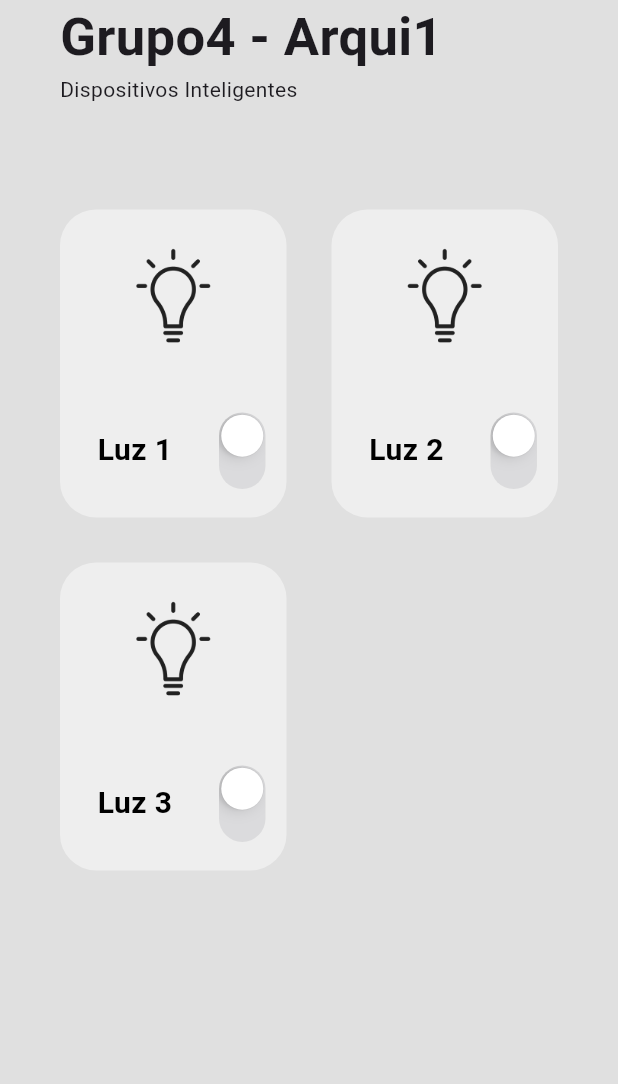
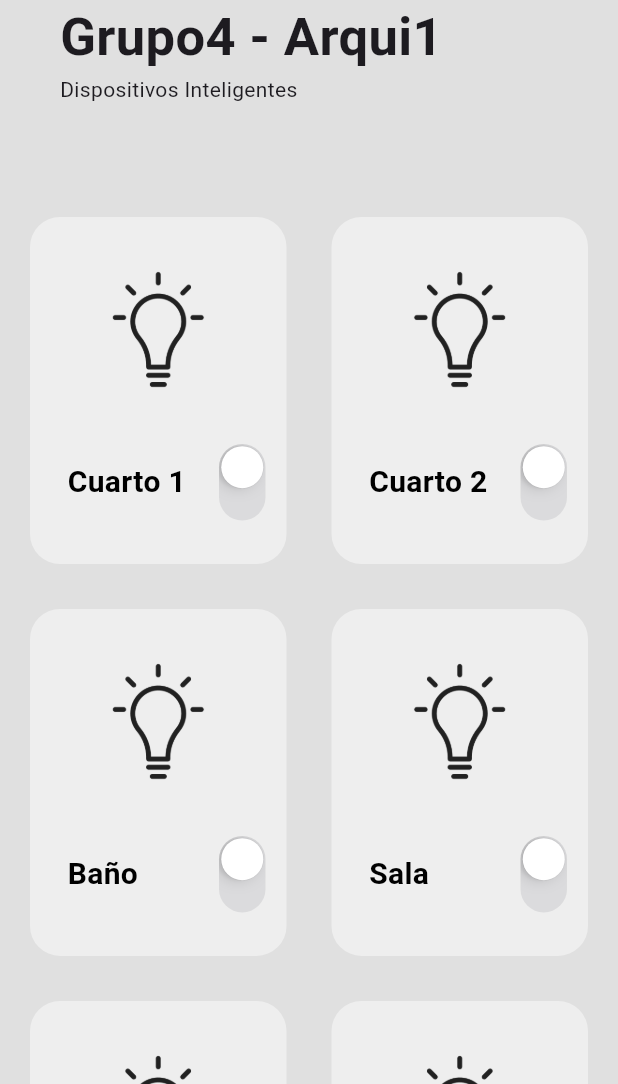
Before and after one commit to brandonT2002/ACYE1_A_1S24_G4, a Flutter app: the screen it shows after launch, on a phone screen of 412 x 824 dp, the part 152-1236 px from its top. Run offline on Flutter 3.47's test engine with Material 3 defaults, Android fonts, the phone set to English and light mode, and no system bars; our stand-ins replace flutter_bluetooth_serial, permission_handler.

Commit message:
[update] app

```diff
--- a/PRACTICA 3/smart_home/lib/pages/home_page.dart
+++ b/PRACTICA 3/smart_home/lib/pages/home_page.dart
@@ -29,9 +29,12 @@ class _HomePageState extends State<HomePage> {
   // list of smart devices
   List mySmartDevices = [
     // [ name, path, status ]
-    ["Luz 1", "assets/light-bulb.png", false],
-    ["Luz 2", "assets/light-bulb.png", false],
-    ["Luz 3", "assets/light-bulb.png", false],
+    ["Cuarto 1", "assets/light-bulb.png", false],
+    ["Cuarto 2", "assets/light-bulb.png", false],
+    ["Baño", "assets/light-bulb.png", false],
+    ["Sala", "assets/light-bulb.png", false],
+    ["Cocina", "assets/light-bulb.png", false],
+    ["Jardín", "assets/light-bulb.png", false],
   ];
 
   // power button switched
@@ -254,13 +257,13 @@ class _HomePageState extends State<HomePage> {
               ),
             ),
 
-            const SizedBox(height: 5),
+            const SizedBox(height: 30),
 
             // smart devices + grid
             Expanded(
               child: GridView.builder(
                 itemCount: mySmartDevices.length,
-                padding: const EdgeInsets.all(25),
+                padding: const EdgeInsets.all(5),
                 gridDelegate: const SliverGridDelegateWithFixedCrossAxisCount(
                   crossAxisCount: 2,
                   childAspectRatio: 1 / 1.3,
--- a/PRACTICA 3/smart_home/lib/util/smart_devices_box.dart
+++ b/PRACTICA 3/smart_home/lib/util/smart_devices_box.dart
@@ -26,16 +26,16 @@ class SmartDeviceBox extends StatelessWidget {
       child: Container(
         decoration: BoxDecoration(
           color: powerOn ? Colors.grey[900] : Colors.grey[200],
-          borderRadius: BorderRadius.circular(24),
+          borderRadius: BorderRadius.circular(20),
         ),
-        padding: const EdgeInsets.symmetric(vertical: 25),
+        padding: const EdgeInsets.symmetric(vertical: 35),
         child: Column(
           mainAxisAlignment: MainAxisAlignment.spaceBetween,
           children: [
             // icon
             Image.asset(
               iconPath,
-              height: 65,
+              height: 80,
               color: powerOn ? Colors.grey[200] : Colors.grey[900],
             ),
 
```
